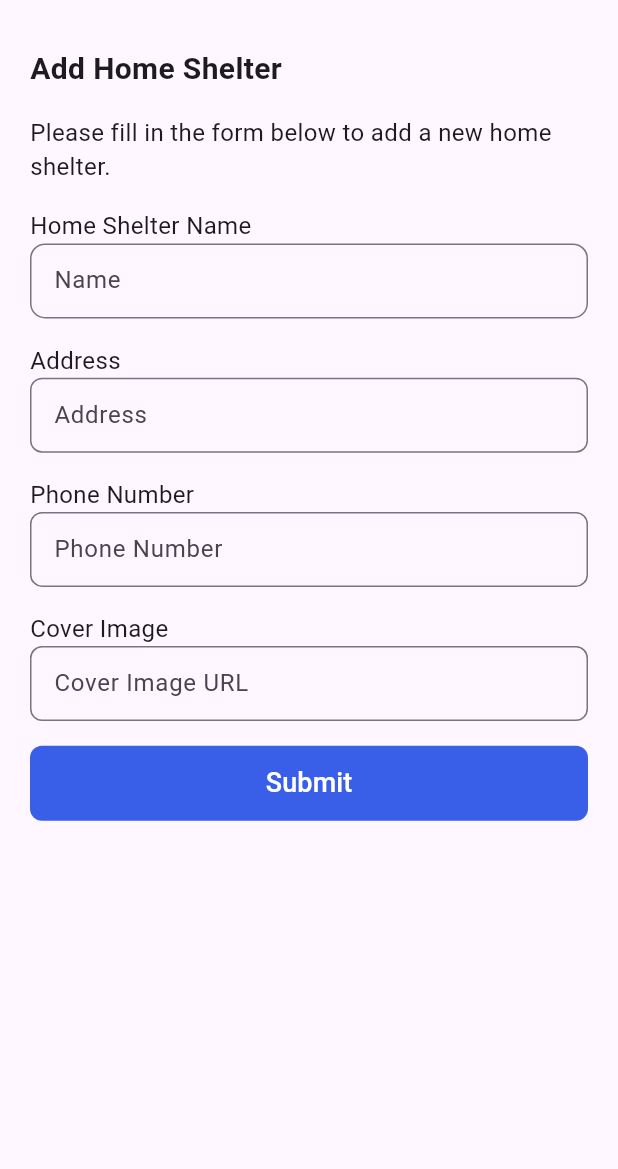
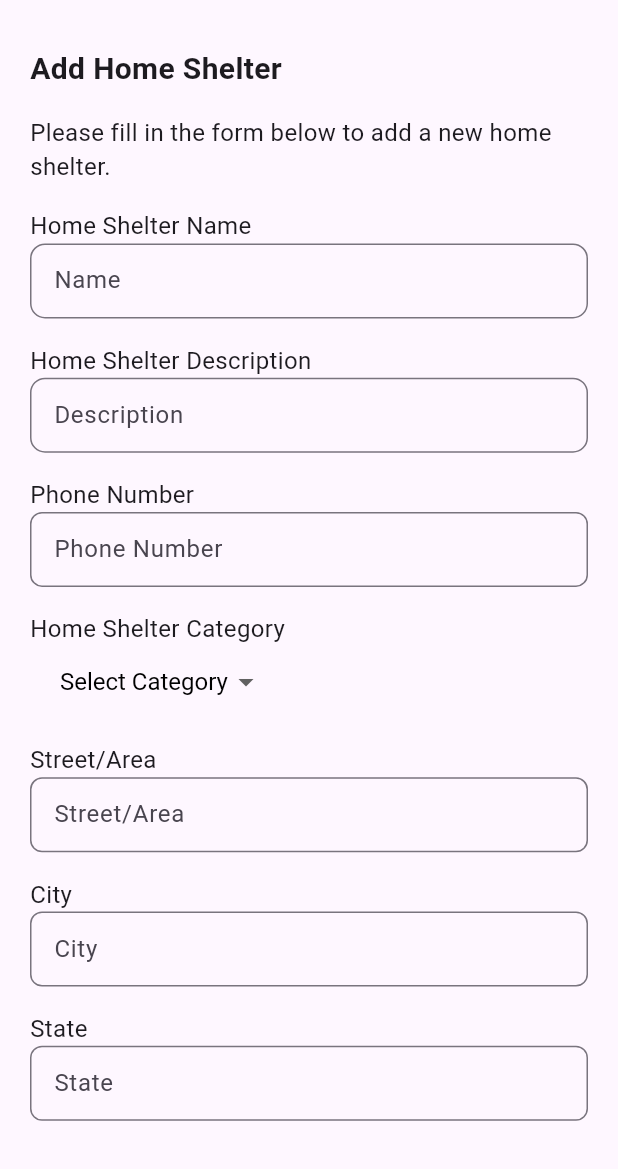
Before and after one commit to pawanbhayde/homeconnect, a Flutter app: the AddHomeShelter screen opened directly, on a phone screen of 412 x 824 dp, the part 67-1236 px from its top. Run offline on Flutter 3.47's test engine with Material 3 defaults, Android fonts, the phone set to English and light mode, and no system bars; our stand-ins replace carousel_slider, glass, google_sign_in, iconsax, image_cropper, image_picker and 1 more; accounts and stored records are empty.

Commit message:
added home shelter model and modified table fields

```diff
--- a/lib/auth/authentication.dart
+++ b/lib/auth/authentication.dart
@@ -2,6 +2,7 @@
 
 import 'package:flutter/material.dart';
 import 'package:google_sign_in/google_sign_in.dart';
+import 'package:helpus/auth/database.dart';
 import 'package:helpus/model/user.dart';
 import 'package:helpus/pages/navigator.dart';
 import 'package:helpus/pages/signin.dart';
@@ -34,7 +35,8 @@ class Authentication {
         );
 
         // store user details in user table
-        await storeUserDetails(context, name, email, authResponse.user!.id, '');
+        await DatabaseService.storeUserDetails(
+            context, name, email, authResponse.user!.id, '');
 
         // Navigate to the home page
         Navigator.pushReplacement(
@@ -97,7 +99,7 @@ class Authentication {
         );
 
         // store user details in user table
-        await storeUserDetails(
+        await DatabaseService.storeUserDetails(
           context,
           authResponse.user!.userMetadata?['name'] ?? authResponse.user!.email!,
           authResponse.user!.userMetadata?['email'] ??
@@ -278,41 +280,6 @@ class Authentication {
     }
   }
 
-  //--------- store users google sign in details into user table
-  static Future<void> storeUserDetails(BuildContext context, String name,
-      String email, String id, String profileurl) async {
-    final sm = ScaffoldMessenger.of(context);
-
-    try {
-      final response = await supabase.from('user').insert([
-        {
-          'userid': id,
-          'name': name,
-          'email': email,
-          'profile_picture': profileurl,
-        }
-      ]);
-
-      if (response.error == null) {
-        sm.showSnackBar(
-          const SnackBar(
-            content: Text("User Details Stored Successfully"),
-          ),
-        );
-      } else {
-        sm.showSnackBar(
-          SnackBar(
-            content: Text(
-              "Error storing user details: ${response.error!.message}",
-            ),
-          ),
-        );
-      }
-    } catch (error) {
-      print(error);
-    }
-  }
-
   //------ get current  user details
 
   static Future<UserProfile?> getCurrentUser() async {
--- a/lib/auth/database.dart
+++ b/lib/auth/database.dart
@@ -1,6 +1,7 @@
 import 'dart:async';
 import 'dart:io';
 
+import 'package:flutter/material.dart';
 import 'package:supabase_flutter/supabase_flutter.dart';
 
 final supabase = Supabase.instance.client;
@@ -9,15 +10,22 @@ class DatabaseService {
   //insert data into supabase table
   static Future<PostgrestResponse?> addShelter({
     required String name,
-    required String address,
+    required String description,
     required int phone,
-    required String image,
+    required String category,
+    required String street,
+    required String city,
+    required String state,
+    //  required CroppedFile crop,
   }) async {
     final data = {
       'name': name,
-      'address': address,
+      'description': description,
       'phone': phone,
-      'image': image,
+      'category': category,
+      'street': street,
+      'city': city,
+      'state': state,
     };
 
     try {
@@ -40,8 +48,43 @@ class DatabaseService {
     return supabase.from('HomeShelter').stream(primaryKey: ['id']);
   }
 
-  //upload image to supabase storage
-  static Future<String?> uploadImage(
+  //--------- store users google sign in details into user table
+  static Future<void> storeUserDetails(BuildContext context, String name,
+      String email, String id, String profileurl) async {
+    final sm = ScaffoldMessenger.of(context);
+
+    try {
+      final response = await supabase.from('user').insert([
+        {
+          'userid': id,
+          'name': name,
+          'email': email,
+          'profile_picture': profileurl,
+        }
+      ]);
+
+      if (response.error == null) {
+        sm.showSnackBar(
+          const SnackBar(
+            content: Text("User Details Stored Successfully"),
+          ),
+        );
+      } else {
+        sm.showSnackBar(
+          SnackBar(
+            content: Text(
+              "Error storing user details: ${response.error!.message}",
+            ),
+          ),
+        );
+      }
+    } catch (error) {
+      print(error);
+    }
+  }
+
+  //upload User Profile picture to supabase storage
+  static Future<String?> uploadUserProfile(
       {required String filePath,
       required String storagePath,
       required String imageExtension}) async {
@@ -76,4 +119,41 @@ class DatabaseService {
 
     return urlResponse;
   }
+
+  //upload Shelter Banner image to supabase storage
+  static Future<String?> uploadShelterBanner({
+    required String filePath,
+    required String storagePath,
+    required String imageExtension,
+    required String shelterName,
+  }) async {
+    final file = File(filePath);
+    final bytes = await file.readAsBytes();
+
+    // Upload image to Supabase storage
+
+    await supabase.storage.from('shelter-banner').uploadBinary(
+          storagePath,
+          bytes,
+          fileOptions: FileOptions(
+            upsert: true,
+            contentType: 'image/$imageExtension',
+          ),
+        );
+
+    // Get uploaded image URL
+    String urlResponse =
+        await supabase.storage.from('shelter-banner').getPublicUrl(storagePath);
+
+    urlResponse = Uri.parse(urlResponse).replace(queryParameters: {
+      't': DateTime.now().millisecondsSinceEpoch.toString()
+    }).toString();
+
+    //update image url to supabase table
+    await supabase
+        .from('HomeShelter')
+        .update({'bannerImage': urlResponse}).eq('id', shelterName);
+
+    return urlResponse;
+  }
 }
--- /dev/null
+++ b/lib/model/home_shelter.dart
@@ -0,0 +1,54 @@
+class HomeShelter {
+  final int id;
+  final String name;
+  final String description;
+  final String category;
+  final String street;
+  final String city;
+  final String state;
+  final String phone;
+
+  const HomeShelter({
+    required this.id,
+    required this.name,
+    required this.description,
+    required this.category,
+    required this.street,
+    required this.city,
+    required this.state,
+    required this.phone,
+  });
+
+  // Factory method to create a HomeShelter instance from a Map returned by Supabase
+  factory HomeShelter.fromMap(Map<String, dynamic> json) {
+    return HomeShelter(
+      id: json['id'],
+      name: json['name'],
+      phone: json['phone'],
+      description: json['description'],
+      category: json['category'],
+      street: json['street'],
+      city: json['city'],
+      state: json['state'],
+    );
+  }
+
+  // Method to convert HomeShelter instance to a Map for storing in Supabase
+  Map<String, dynamic> toMap() {
+    return {
+      'name': name,
+      'description': description,
+      'category': category,
+      'street': street,
+      'city': city,
+      'state': state,
+      'phone': phone,
+    };
+  }
+
+  @override
+  String toString() =>
+      'HomeShelter{id:$id, name: $name, description: $description, '
+      'category: $category, street: $street, city: $city, '
+      'state: $state, phone: $phone}';
+}
--- a/lib/pages/addhome.dart
+++ b/lib/pages/addhome.dart
@@ -2,6 +2,8 @@ import 'package:flutter/material.dart';
 import 'package:helpus/auth/database.dart';
 import 'package:helpus/pages/navigator.dart';
 import 'package:helpus/utilities/colors.dart';
+import 'package:helpus/widgets/custom_category_dropdown.dart';
+import 'package:image_cropper/image_cropper.dart';
 
 class AddHomeShelter extends StatefulWidget {
   const AddHomeShelter({super.key});
@@ -12,15 +14,20 @@ class AddHomeShelter extends StatefulWidget {
 
 class _AddHomeShelterState extends State<AddHomeShelter> {
   final TextEditingController nameController = TextEditingController();
-  final TextEditingController addressController = TextEditingController();
+  final TextEditingController descriptionController = TextEditingController();
+  final TextEditingController streetController = TextEditingController();
+  final TextEditingController cityController = TextEditingController();
+  final TextEditingController stateController = TextEditingController();
   final TextEditingController phoneController = TextEditingController();
-  final TextEditingController coverController = TextEditingController();
+  final TextEditingController categoryController = TextEditingController();
+  late final CroppedFile image;
 
   @override
   Widget build(BuildContext context) {
     Size size = MediaQuery.of(context).size;
     return Scaffold(
       appBar: AppBar(
+        automaticallyImplyLeading: true,
         title: const SizedBox(
             width: 150,
             child: Image(
@@ -46,6 +53,7 @@ class _AddHomeShelterState extends State<AddHomeShelter> {
                 "Please fill in the form below to add a new home shelter.",
                 style: TextStyle(fontSize: 16),
               ),
+
               SizedBox(
                 height: size.height * 0.02,
               ),
@@ -66,22 +74,23 @@ class _AddHomeShelterState extends State<AddHomeShelter> {
                   ),
                 ),
               ),
+
               SizedBox(
                 height: size.height * 0.02,
               ),
               const Text(
-                "Address",
+                "Home Shelter Description",
                 style: TextStyle(fontSize: 16),
               ),
-              //text field for address
+              //text field for home shelter name
               SizedBox(
                 height: 50,
                 child: TextField(
-                  controller: addressController,
+                  controller: descriptionController,
                   decoration: const InputDecoration(
-                    labelText: 'Address',
+                    labelText: 'Description',
                     border: OutlineInputBorder(
-                      borderRadius: BorderRadius.all(Radius.circular(8)),
+                      borderRadius: BorderRadius.all(Radius.circular(10)),
                     ),
                   ),
                 ),
@@ -106,28 +115,89 @@ class _AddHomeShelterState extends State<AddHomeShelter> {
                   ),
                 ),
               ),
+
               SizedBox(
                 height: size.height * 0.02,
               ),
               const Text(
-                "Cover Image",
+                "Home Shelter Category",
                 style: TextStyle(fontSize: 16),
               ),
 
-              //text field for cover image
+              // Add the category dropdown
+              CategoryDropdown(
+                categories: const ['Food', 'Clothes', 'Charity', 'Education'],
+                onCategorySelected: (selectedCategory) {
+                  setState(() {
+                    categoryController.text = selectedCategory!;
+                  });
+                },
+              ),
+
+              SizedBox(
+                height: size.height * 0.02,
+              ),
+              const Text(
+                "Street/Area",
+                style: TextStyle(fontSize: 16),
+              ),
+              //text field for address
               SizedBox(
                 height: 50,
                 child: TextField(
-                  controller: coverController,
+                  controller: streetController,
                   decoration: const InputDecoration(
-                    enabled: true,
-                    labelText: 'Cover Image URL',
+                    labelText: 'Street/Area',
                     border: OutlineInputBorder(
                       borderRadius: BorderRadius.all(Radius.circular(8)),
                     ),
                   ),
                 ),
               ),
+              SizedBox(
+                height: size.height * 0.02,
+              ),
+              const Text(
+                "City",
+                style: TextStyle(fontSize: 16),
+              ),
+              //text field for address
+              SizedBox(
+                height: 50,
+                child: TextField(
+                  controller: cityController,
+                  decoration: const InputDecoration(
+                    labelText: 'City',
+                    border: OutlineInputBorder(
+                      borderRadius: BorderRadius.all(Radius.circular(8)),
+                    ),
+                  ),
+                ),
+              ),
+              SizedBox(
+                height: size.height * 0.02,
+              ),
+              const Text(
+                "State",
+                style: TextStyle(fontSize: 16),
+              ),
+              //text field for address
+              SizedBox(
+                height: 50,
+                child: TextField(
+                  controller: stateController,
+                  decoration: const InputDecoration(
+                    labelText: 'State',
+                    border: OutlineInputBorder(
+                      borderRadius: BorderRadius.all(Radius.circular(8)),
+                    ),
+                  ),
+                ),
+              ),
+              SizedBox(
+                height: size.height * 0.02,
+              ),
+
               SizedBox(
                 height: size.height * 0.02,
               ),
@@ -140,9 +210,13 @@ class _AddHomeShelterState extends State<AddHomeShelter> {
                     try {
                       await DatabaseService.addShelter(
                         name: nameController.text,
-                        address: addressController.text,
+                        description: descriptionController.text,
+                        category: categoryController.text,
+                        street: streetController.text,
+                        city: cityController.text,
+                        state: stateController.text,
                         phone: int.parse(phoneController.text),
-                        image: coverController.text,
+                        //  crop: await pickImage(context),
                       );
 
                       Navigator.push(
--- a/lib/pages/change_password.dart
+++ b/lib/pages/change_password.dart
@@ -1,6 +1,7 @@
 // ignore_for_file: use_build_context_synchronously
 
 import 'package:flutter/material.dart';
+import 'package:helpus/auth/authentication.dart';
 import 'package:helpus/utilities/colors.dart';
 import 'package:supabase_flutter/supabase_flutter.dart';
 
@@ -49,6 +50,7 @@ class _ChangePasswodState extends State<ChangePasswod> {
           Navigator.pop(context);
 
           // Consider signing out or prompting for re-authentication
+          Authentication.signOut(context);
         } else {
           ScaffoldMessenger.of(context).showSnackBar(
             SnackBar(content: Text('Error changing password: $response')),
--- a/lib/pages/home_page.dart
+++ b/lib/pages/home_page.dart
@@ -172,7 +172,7 @@ class HomePage extends StatelessWidget {
                           itemBuilder: (context, index) {
                             return NeedFirstBox(
                               title: snapshot.data?[index]['name'],
-                              image: snapshot.data?[index]['image'],
+                              image: snapshot.data?[index]['name'],
                             );
                           },
                         );
--- a/lib/pages/profile_page.dart
+++ b/lib/pages/profile_page.dart
@@ -89,7 +89,8 @@ class _ProfileScreenState extends State<ProfileScreen> {
                             final imageExtension =
                                 crop.path.split('.').last.toLowerCase();
 
-                            final data = await DatabaseService.uploadImage(
+                            final data =
+                                await DatabaseService.uploadUserProfile(
                               filePath: crop.path,
                               storagePath: '/${profile!.userid}/profile',
                               imageExtension: imageExtension,
@@ -166,7 +167,8 @@ class _ProfileScreenState extends State<ProfileScreen> {
                             final imageExtension =
                                 crop.path.split('.').last.toLowerCase();
 
-                            final data = await DatabaseService.uploadImage(
+                            final data =
+                                await DatabaseService.uploadUserProfile(
                               filePath: crop.path,
                               storagePath: '/${profile!.userid}/profile',
                               imageExtension: imageExtension,
--- /dev/null
+++ b/lib/widgets/custom_category_dropdown.dart
@@ -0,0 +1,51 @@
+import 'package:flutter/material.dart';
+
+class CategoryDropdown extends StatefulWidget {
+  final List<String> categories;
+  final ValueChanged<String?> onCategorySelected;
+
+  const CategoryDropdown({
+    super.key,
+    required this.categories,
+    required this.onCategorySelected,
+  });
+
+  @override
+  State<CategoryDropdown> createState() => _CategoryDropdownState();
+}
+
+class _CategoryDropdownState extends State<CategoryDropdown> {
+  String? _selectedCategory;
+
+  @override
+  Widget build(BuildContext context) {
+    return Container(
+      padding: const EdgeInsets.symmetric(horizontal: 20),
+      decoration: BoxDecoration(
+        borderRadius: BorderRadius.circular(10),
+      ),
+      child: DropdownButton<String>(
+        underline: const SizedBox(),
+        style: const TextStyle(
+          color: Colors.black,
+          fontSize: 16,
+        ),
+        value: _selectedCategory,
+        hint: const Text('Select Category',
+            style: TextStyle(color: Colors.black)),
+        items: widget.categories.map((category) {
+          return DropdownMenuItem(
+            value: category,
+            child: Text(category),
+          );
+        }).toList(),
+        onChanged: (selectedCategory) {
+          setState(() {
+            _selectedCategory = selectedCategory;
+            widget.onCategorySelected(selectedCategory);
+          });
+        },
+      ),
+    );
+  }
+}
```
Also changed, not shown: 1 other file.
